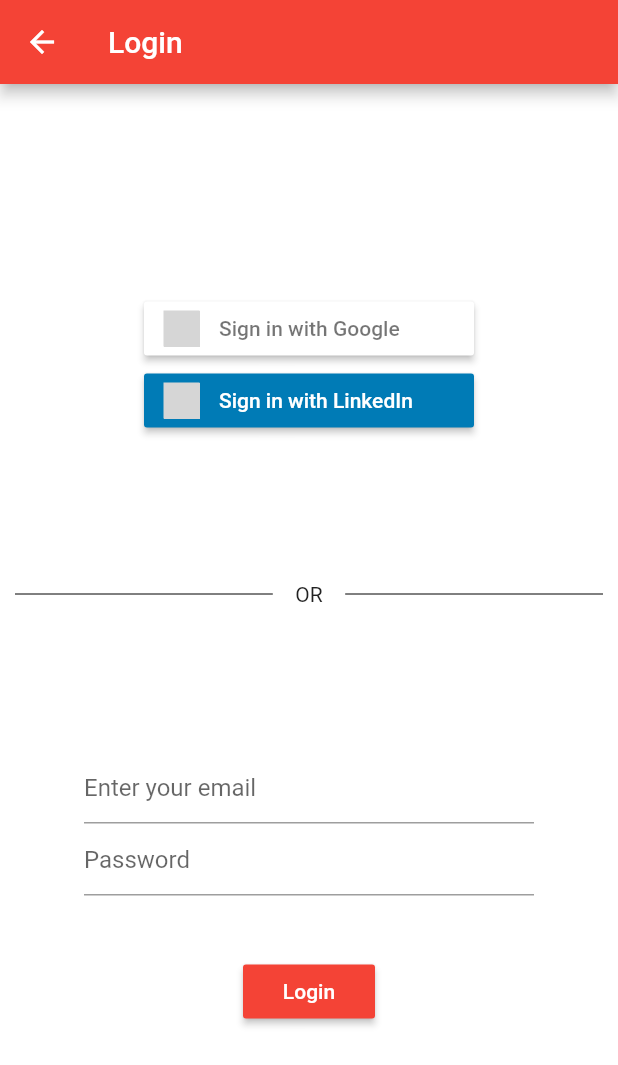
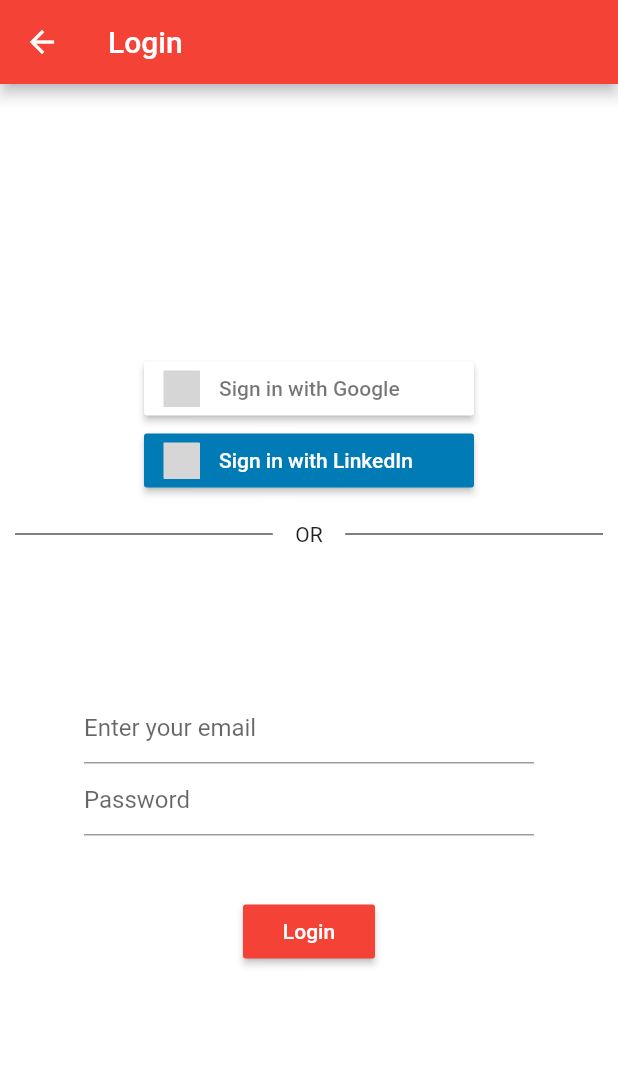
Before and after one commit to MHeidar2/Event-Engager-, a Flutter app: the screen it shows after launch, after a tap on "Login", on a phone screen of 412 x 824 dp. Shown: the top 1065 px of the screen. Run offline on Flutter 3.47's test engine with Material 2 defaults, Android fonts, the phone set to English and light mode, and no system bars; our stand-ins replace flutter_signin_button; grey boxes are pictures that could not be loaded.

Commit message:
Update login.dart

```diff
--- a/lib/login.dart
+++ b/lib/login.dart
@@ -31,9 +31,7 @@ class _LoginPageState extends State<LoginPage> {
                 Navigator.pushNamed(context, '/');
               },
             ),
-            SizedBox(
-              height: 80,
-            ),
+
             Row(children: <Widget>[
               Expanded(
                 child: new Container(
```
